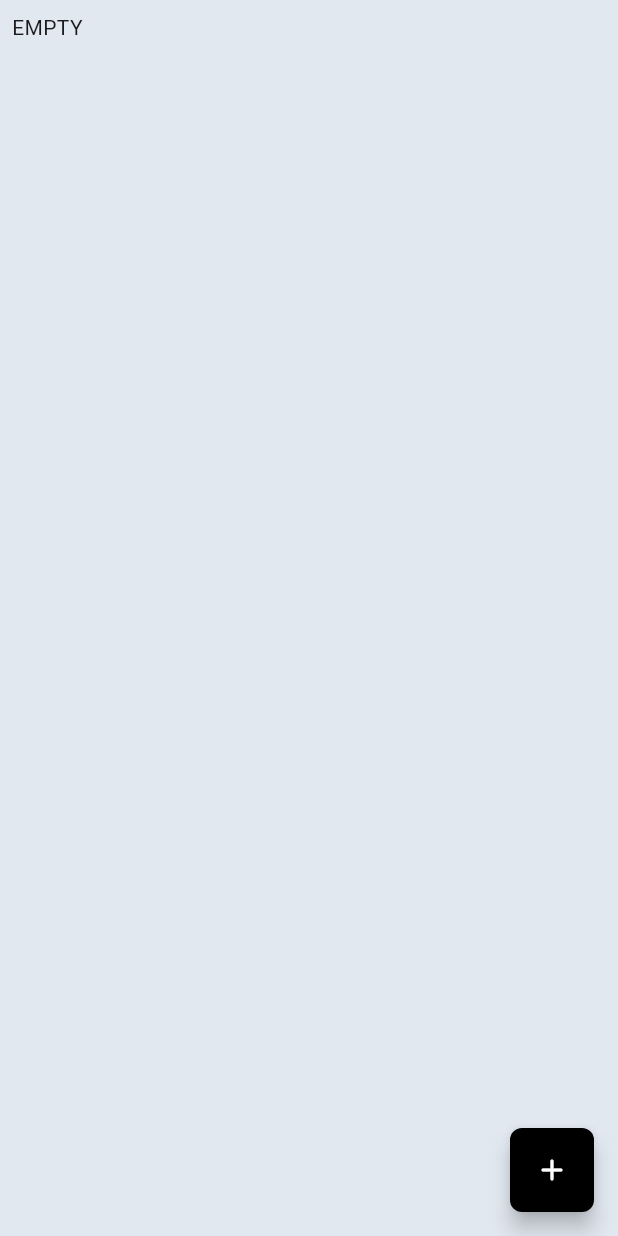
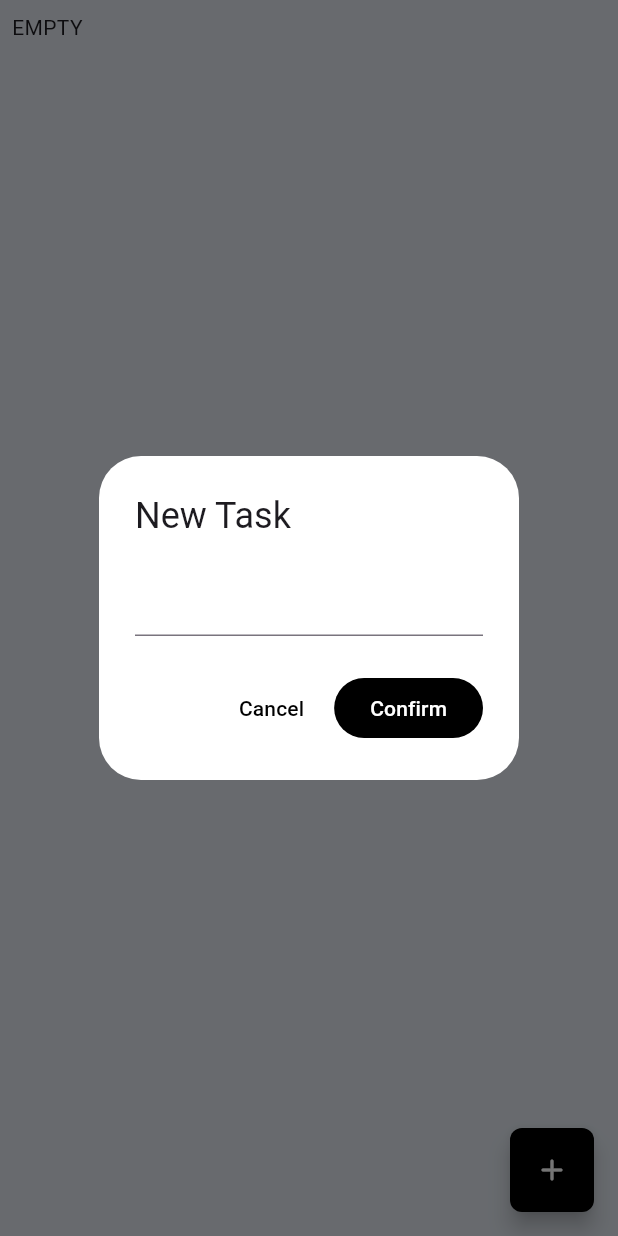
Before and after one commit to Caresle/duckdo_todo_app, a Flutter app: the screen it shows after launch, after a tap on the "add" icon, on a phone screen of 412 x 824 dp. Run offline on Flutter 3.47's test engine with Material 3 defaults, Android fonts, the phone set to English and light mode, and no system bars; our stand-ins replace flutter_dotenv, supabase_flutter; accounts and stored records are empty.

Commit message:
feat: add todo

```diff
--- a/lib/main.dart
+++ b/lib/main.dart
@@ -1,5 +1,6 @@
 import 'package:duckdo_todo/config/environment.dart';
 import 'package:duckdo_todo/providers/todo_provider.dart';
+import 'package:duckdo_todo/widgets/add_todo.dart';
 import 'package:duckdo_todo/widgets/todo_list.dart';
 import 'package:flutter/material.dart';
 import 'package:provider/provider.dart';
@@ -34,19 +35,7 @@ class MyApp extends StatelessWidget {
             padding: const EdgeInsets.all(8),
             child: TodoList(),
           )),
-        floatingActionButton: FloatingActionButton(
-          backgroundColor: Colors.black,
-          shape: RoundedRectangleBorder(
-            borderRadius: BorderRadius.circular(8),
-            // side: BorderSide(color: Colors.white),
-          ),
-          onPressed: () {},
-          child: Icon(
-            Icons.add_rounded,
-            color: Colors.white,
-          ),
-        ),
-      ),
+          floatingActionButton: AddTodo()),
     );
   }
 }
--- /dev/null
+++ b/lib/widgets/add_todo.dart
@@ -0,0 +1,74 @@
+import 'package:duckdo_todo/entities/todo_entity.dart';
+import 'package:duckdo_todo/providers/todo_provider.dart';
+import 'package:flutter/material.dart';
+import 'package:provider/provider.dart';
+
+class AddTodo extends StatefulWidget {
+  const AddTodo({super.key});
+
+  @override
+  State<AddTodo> createState() => _AddTodoState();
+}
+
+class _AddTodoState extends State<AddTodo> {
+  TextEditingController textEditingController = TextEditingController();
+
+  @override
+  Widget build(BuildContext context) {
+    return FloatingActionButton(
+      backgroundColor: Colors.black,
+      shape: RoundedRectangleBorder(
+        borderRadius: BorderRadius.circular(8),
+        // side: BorderSide(color: Colors.white),
+      ),
+      onPressed: () {
+        showDialog(
+          context: context,
+          builder: (context) {
+            return AlertDialog(
+              backgroundColor: Colors.white,
+              title: Text('New Task'),
+              content: TextFormField(
+                controller: textEditingController,
+              ),
+              actions: [
+                TextButton(
+                    onPressed: () {
+                      textEditingController.text = '';
+                      Navigator.of(context).pop();
+                    },
+                    child: Text(
+                      'Cancel',
+                      style: TextStyle(color: Colors.black),
+                    )),
+                FilledButton(
+                  onPressed: () {
+                    final todoProvider = context.read<TodoProvider>();
+                    final TodoEntity todo = TodoEntity(
+                        id: 0,
+                        task: textEditingController.text,
+                        completed: false);
+                    todoProvider.create(todo);
+                    textEditingController.text = '';
+                    Navigator.of(context).pop();
+                  },
+                  style: ButtonStyle(
+                    backgroundColor: WidgetStatePropertyAll(Colors.black),
+                  ),
+                  child: Text(
+                    'Confirm',
+                    style: TextStyle(color: Colors.white),
+                  ),
+                ),
+              ],
+            );
+          },
+        );
+      },
+      child: Icon(
+        Icons.add_rounded,
+        color: Colors.white,
+      ),
+    );
+  }
+}
```
Also changed, not shown: lib/widgets/todo_card.dart (+4 -4 lines). Lines whose indentation alone changed are shown as unchanged.
